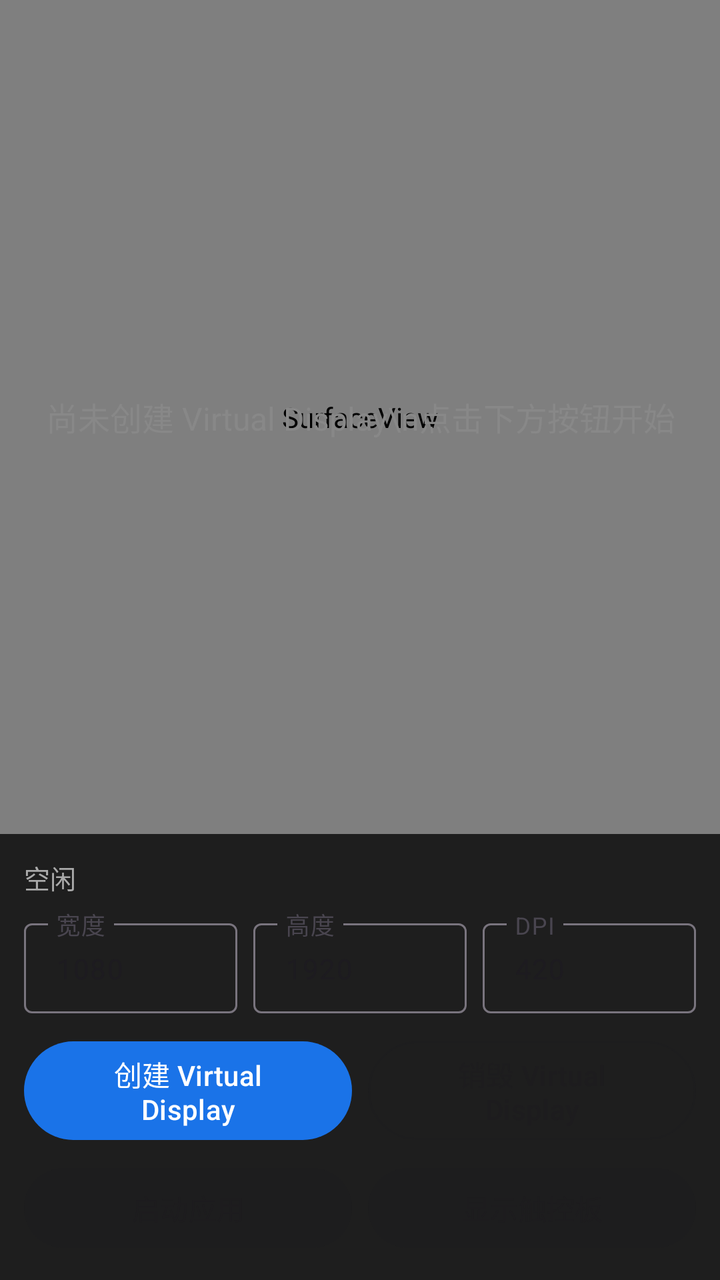
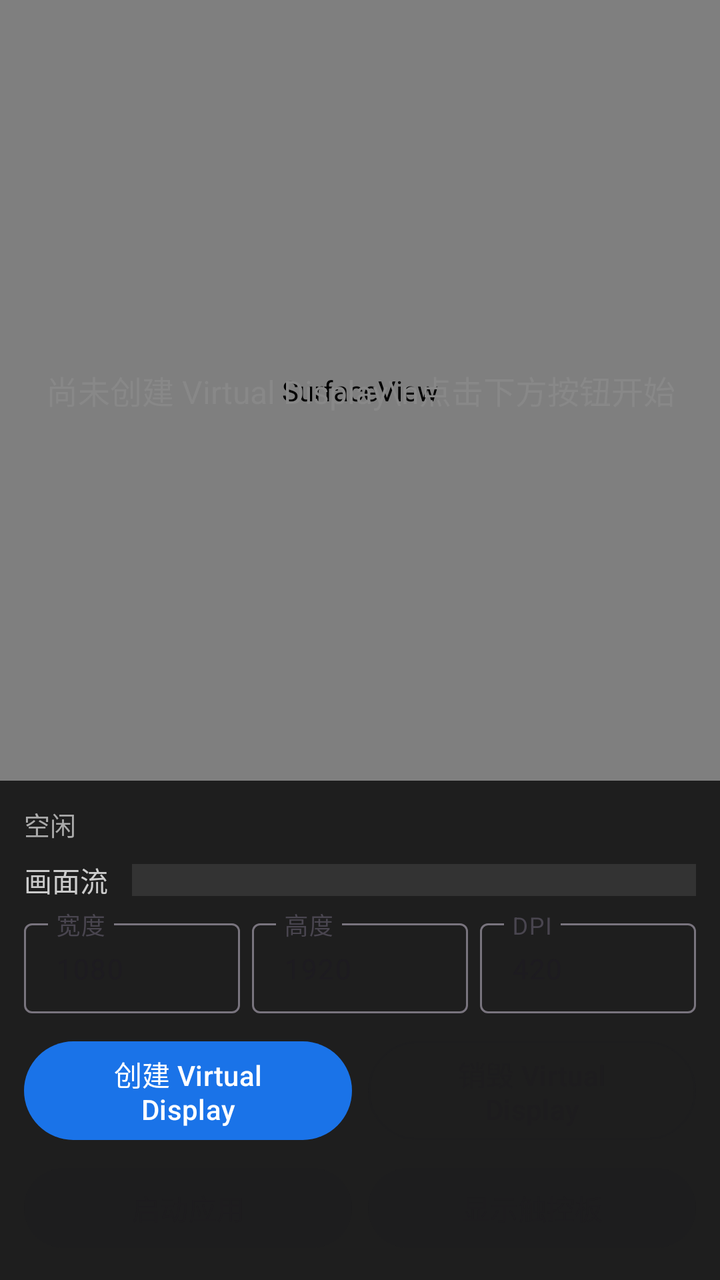

The first picture is an Android layout as it rendered before a commit; the second is the same layout after the commit. The layout source and the unified diff follow.
<!-- AndroidManifest.xml: application theme Theme.VdController -->
<!-- res/layout/activity_main.xml -->
<?xml version="1.0" encoding="utf-8"?>
<androidx.constraintlayout.widget.ConstraintLayout
    xmlns:android="http://schemas.android.com/apk/res/android"
    xmlns:app="http://schemas.android.com/apk/res-auto"
    android:layout_width="match_parent"
    android:layout_height="match_parent"
    android:background="#121212">

    
    <FrameLayout
        android:id="@+id/previewContainer"
        android:layout_width="0dp"
        android:layout_height="0dp"
        android:background="#000000"
        app:layout_constraintTop_toTopOf="parent"
        app:layout_constraintBottom_toTopOf="@id/controlPanel"
        app:layout_constraintStart_toStartOf="parent"
        app:layout_constraintEnd_toEndOf="parent">

        <SurfaceView
            android:id="@+id/previewSurface"
            android:layout_width="match_parent"
            android:layout_height="match_parent"
            android:layout_gravity="center" />

        
        <View
            android:id="@+id/cursorView"
            android:layout_width="16dp"
            android:layout_height="16dp"
            android:background="@drawable/cursor_dot"
            android:visibility="gone" />

        <TextView
            android:id="@+id/emptyHint"
            android:layout_width="wrap_content"
            android:layout_height="wrap_content"
            android:layout_gravity="center"
            android:text="尚未创建 Virtual Display\n点击下方按钮开始"
            android:textColor="#888888"
            android:textSize="16sp"
            android:gravity="center" />
    </FrameLayout>

    
    <LinearLayout
        android:id="@+id/controlPanel"
        android:layout_width="0dp"
        android:layout_height="wrap_content"
        android:orientation="vertical"
        android:padding="12dp"
        android:background="#1E1E1E"
        app:layout_constraintBottom_toBottomOf="parent"
        app:layout_constraintStart_toStartOf="parent"
        app:layout_constraintEnd_toEndOf="parent">

        <TextView
            android:id="@+id/statusText"
            android:layout_width="match_parent"
            android:layout_height="wrap_content"
            android:text="@string/status_idle"
            android:textColor="#AAAAAA"
            android:textSize="13sp"
            android:paddingBottom="8dp" />

        
        <LinearLayout
            android:layout_width="match_parent"
            android:layout_height="wrap_content"
            android:orientation="horizontal"
            android:gravity="center_vertical">

            <com.google.android.material.textfield.TextInputLayout
                android:layout_width="0dp"
                android:layout_height="wrap_content"
                android:layout_weight="1"
                android:hint="@string/width"
                style="@style/Widget.Material3.TextInputLayout.OutlinedBox.Dense">
                <com.google.android.material.textfield.TextInputEditText
                    android:id="@+id/inputWidth"
                    android:layout_width="match_parent"
                    android:layout_height="wrap_content"
                    android:inputType="number"
                    android:text="1080"
                    android:textSize="14sp" />
            </com.google.android.material.textfield.TextInputLayout>

            <com.google.android.material.textfield.TextInputLayout
                android:layout_width="0dp"
                android:layout_height="wrap_content"
                android:layout_weight="1"
                android:layout_marginStart="8dp"
                android:hint="@string/height"
                style="@style/Widget.Material3.TextInputLayout.OutlinedBox.Dense">
                <com.google.android.material.textfield.TextInputEditText
                    android:id="@+id/inputHeight"
                    android:layout_width="match_parent"
                    android:layout_height="wrap_content"
                    android:inputType="number"
                    android:text="1920"
                    android:textSize="14sp" />
            </com.google.android.material.textfield.TextInputLayout>

            <com.google.android.material.textfield.TextInputLayout
                android:layout_width="0dp"
                android:layout_height="wrap_content"
                android:layout_weight="1"
                android:layout_marginStart="8dp"
                android:hint="@string/dpi"
                style="@style/Widget.Material3.TextInputLayout.OutlinedBox.Dense">
                <com.google.android.material.textfield.TextInputEditText
                    android:id="@+id/inputDpi"
                    android:layout_width="match_parent"
                    android:layout_height="wrap_content"
                    android:inputType="number"
                    android:text="420"
                    android:textSize="14sp" />
            </com.google.android.material.textfield.TextInputLayout>
        </LinearLayout>

        
        <LinearLayout
            android:layout_width="match_parent"
            android:layout_height="wrap_content"
            android:orientation="horizontal"
            android:layout_marginTop="10dp">

            <com.google.android.material.button.MaterialButton
                android:id="@+id/btnCreate"
                android:layout_width="0dp"
                android:layout_height="wrap_content"
                android:layout_weight="1"
                android:text="@string/create_vd"
                style="@style/Widget.Material3.Button" />

            <com.google.android.material.button.MaterialButton
                android:id="@+id/btnDestroy"
                android:layout_width="0dp"
                android:layout_height="wrap_content"
                android:layout_weight="1"
                android:layout_marginStart="8dp"
                android:text="@string/destroy_vd"
                style="@style/Widget.Material3.Button.OutlinedButton"
                android:enabled="false" />
        </LinearLayout>

        
        <LinearLayout
            android:layout_width="match_parent"
            android:layout_height="wrap_content"
            android:orientation="horizontal"
            android:layout_marginTop="6dp">

            <com.google.android.material.button.MaterialButton
                android:id="@+id/btnLaunch"
                android:layout_width="0dp"
                android:layout_height="wrap_content"
                android:layout_weight="1"
                android:text="@string/launch_app"
                style="@style/Widget.Material3.Button.TonalButton"
                android:enabled="false" />

            <com.google.android.material.button.MaterialButton
                android:id="@+id/btnTouchpad"
                android:layout_width="0dp"
                android:layout_height="wrap_content"
                android:layout_weight="1"
                android:layout_marginStart="8dp"
                android:text="@string/show_touchpad"
                style="@style/Widget.Material3.Button.TonalButton"
                android:enabled="false" />
        </LinearLayout>
    </LinearLayout>

</androidx.constraintlayout.widget.ConstraintLayout>
<!-- resources referenced by this layout -->
<resources>
  <!-- drawable cursor_dot (drawable) -->
  <?xml version="1.0" encoding="utf-8"?>
  <shape xmlns:android="http://schemas.android.com/apk/res/android"
      android:shape="oval">
      <solid android:color="#FFFF4444" />
      <stroke
          android:width="2dp"
          android:color="#FFFFFFFF" />
      <size
          android:width="16dp"
          android:height="16dp" />
  </shape>
  <string name="create_vd">创建 Virtual Display</string>
  <string name="destroy_vd">销毁 Virtual Display</string>
  <string name="dpi">DPI</string>
  <string name="height">高度</string>
  <string name="launch_app">启动应用</string>
  <string name="show_touchpad">显示触控板</string>
  <string name="status_idle">空闲</string>
  <string name="width">宽度</string>
  <style name="Theme.VdController" parent="Theme.Material3.DayNight.NoActionBar">
          <item name="colorPrimary">#1A73E8</item>
          <item name="colorPrimaryVariant">#0D47A1</item>
          <item name="colorOnPrimary">#FFFFFF</item>
          <item name="colorSecondary">#03DAC6</item>
          <item name="android:statusBarColor">#0D47A1</item>
          <item name="android:navigationBarColor">#000000</item>
      </style>
</resources>

<!-- the commit's change to res/layout/activity_main.xml (unified diff, before → after) -->
@@ -6,7 +6,6 @@
     android:layout_height="match_parent"
     android:background="#121212">
 
-    
     <FrameLayout
         android:id="@+id/previewContainer"
         android:layout_width="0dp"
@@ -23,7 +22,6 @@
             android:layout_height="match_parent"
             android:layout_gravity="center" />
 
-        
         <View
             android:id="@+id/cursorView"
             android:layout_width="16dp"
@@ -42,7 +40,6 @@
             android:gravity="center" />
     </FrameLayout>
 
-    
     <LinearLayout
         android:id="@+id/controlPanel"
         android:layout_width="0dp"
@@ -63,12 +60,32 @@
             android:textSize="13sp"
             android:paddingBottom="8dp" />
 
-        
         <LinearLayout
             android:layout_width="match_parent"
             android:layout_height="wrap_content"
             android:orientation="horizontal"
-            android:gravity="center_vertical">
+            android:gravity="center_vertical"
+            android:paddingBottom="6dp">
+            <TextView
+                android:layout_width="wrap_content"
+                android:layout_height="wrap_content"
+                android:text="画面流"
+                android:textColor="#CCCCCC"
+                android:paddingEnd="12dp" />
+            <Spinner
+                android:id="@+id/streamModeSpinner"
+                android:layout_width="0dp"
+                android:layout_height="wrap_content"
+                android:layout_weight="1"
+                android:background="#333333"
+                android:padding="8dp"
+                android:popupBackground="#2A2A2A" />
+        </LinearLayout>
+
+        <LinearLayout
+            android:layout_width="match_parent"
+            android:layout_height="wrap_content"
+            android:orientation="horizontal">
 
             <com.google.android.material.textfield.TextInputLayout
                 android:layout_width="0dp"
@@ -89,7 +106,7 @@
                 android:layout_width="0dp"
                 android:layout_height="wrap_content"
                 android:layout_weight="1"
-                android:layout_marginStart="8dp"
+                android:layout_marginStart="6dp"
                 android:hint="@string/height"
                 style="@style/Widget.Material3.TextInputLayout.OutlinedBox.Dense">
                 <com.google.android.material.textfield.TextInputEditText
@@ -105,7 +122,7 @@
                 android:layout_width="0dp"
                 android:layout_height="wrap_content"
                 android:layout_weight="1"
-                android:layout_marginStart="8dp"
+                android:layout_marginStart="6dp"
                 android:hint="@string/dpi"
                 style="@style/Widget.Material3.TextInputLayout.OutlinedBox.Dense">
                 <com.google.android.material.textfield.TextInputEditText
@@ -118,7 +135,6 @@
             </com.google.android.material.textfield.TextInputLayout>
         </LinearLayout>
 
-        
         <LinearLayout
             android:layout_width="match_parent"
             android:layout_height="wrap_content"
@@ -144,7 +160,6 @@
                 android:enabled="false" />
         </LinearLayout>
 
-        
         <LinearLayout
             android:layout_width="match_parent"
             android:layout_height="wrap_content"
